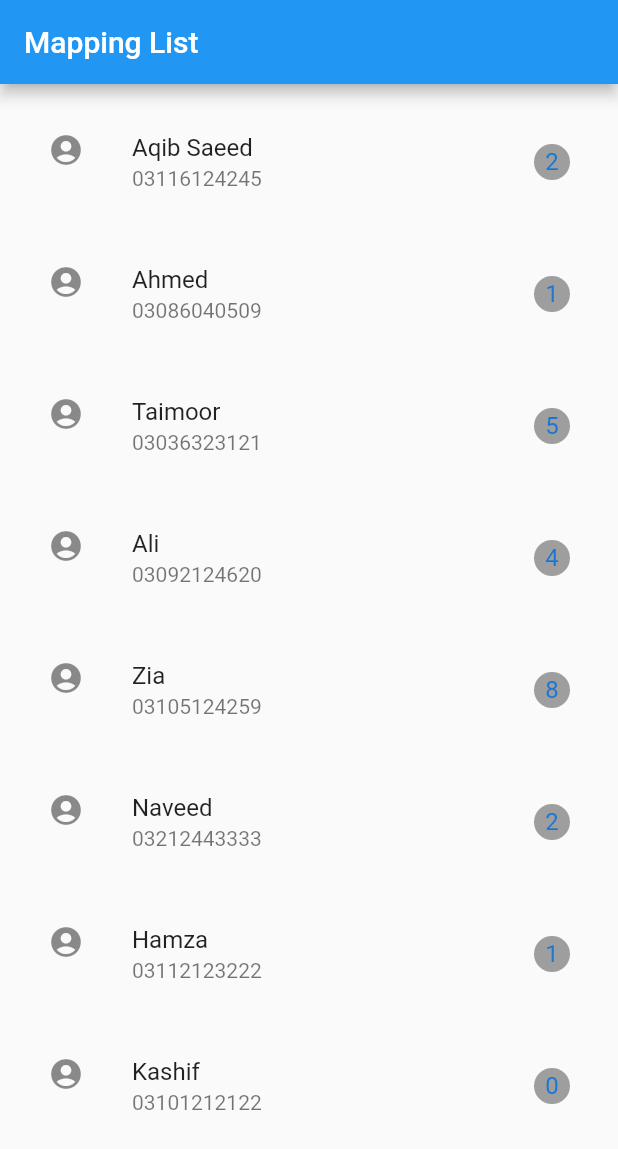
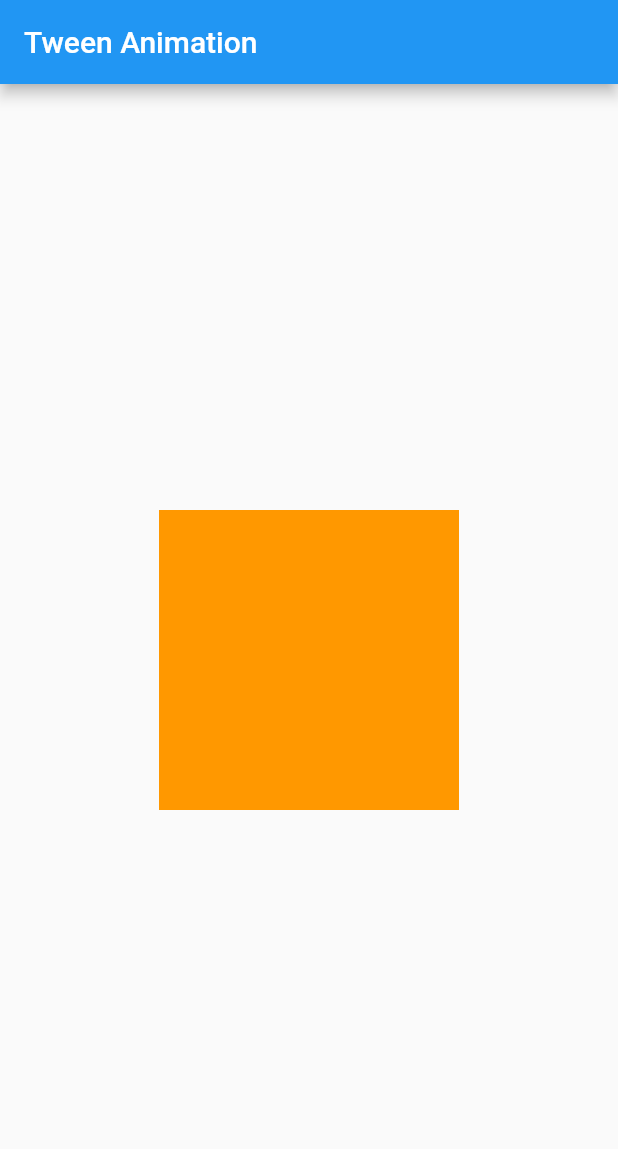
Before and after one commit to aqibsaeed237/Animated, a Flutter app: the screen it shows after launch, on a phone screen of 412 x 824 dp. Shown: the top 1149 px of the screen. Run offline on Flutter 3.47's test engine with Material 2 defaults, Android fonts, the phone set to English and light mode, and no system bars.

Commit message:
tweenAnimation commit

```diff
--- a/lib/main.dart
+++ b/lib/main.dart
@@ -1,7 +1,5 @@
-import 'dart:async';
 
 import 'package:flutter/material.dart';
-import 'package:foo_animation/detailpage.dart';
 
 void main() {
   runApp(const MyApp());
@@ -19,7 +17,7 @@ class MyApp extends StatelessWidget {
 
         primarySwatch: Colors.blue,
       ),
-      home: const MyHomePage(title: 'Mapping List'),
+      home: const MyHomePage(title: 'Tween Animation'),
     );
   }
 }
@@ -34,88 +32,43 @@ class MyHomePage extends StatefulWidget {
   State<MyHomePage> createState() => _MyHomePageState();
 }
 
-class _MyHomePageState extends State<MyHomePage> {
-  var arrData = [
-    {
-      'name': 'Aqib Saeed',
-      'mob': '03116124245',
-      'unread': '2'
+class _MyHomePageState extends State<MyHomePage> with SingleTickerProviderStateMixin {
+ late Animation animation;
+ late AnimationController animationController;
+ late Animation colorAnimation;
 
-    },
-    {
-      'name': 'Ahmed',
-      'mob': '03086040509',
-      'unread': '1',
+ @override
+  void initState() {
+    // TODO: implement initState
+    super.initState();
 
-    },
-    {
-      'name': 'Taimoor',
-      'mob': '03036323121',
-      'unread': '5'
+    animationController = AnimationController(vsync: this, duration: Duration(seconds: 4));
+    animation = Tween(begin:0.0,end: 200.0).animate(animationController);
+    colorAnimation = ColorTween(begin: Colors.blue, end: Colors.orange).animate(animationController);
+    animationController.addListener(() {
+      print(animation.value);
+      setState(() {
 
-    },
-    {
-      'name': 'Ali',
-      'mob': '03092124620',
-      'unread': '4'
-
-    },
-    {
-      'name': 'Zia',
-      'mob': '03105124259',
-      'unread': '8'
-
-    },
-    {
-      'name': 'Naveed',
-      'mob': '03212443333',
-      'unread': '2'
-
-    },
-    {
-      'name': 'Hamza',
-      'mob': '03112123222',
-      'unread' : '1'
-
-    },
-    {
-      'name': 'Kashif',
-      'mob': '03101212122',
-      'unread': '0'
-
-    }
-
-  ];
+      });
+    });
+    animationController.forward();
+  }
 
   @override
   Widget build(BuildContext context) {
     return Scaffold(
         appBar: AppBar(
+
           title: Text(widget.title),
         ),
-        body: Container(
-          child: Padding(
-            padding: const EdgeInsets.all(8.0),
-            child: ListView(
-                children: arrData.map((value) =>
-              Padding(
-                padding: const EdgeInsets.all(8.0),
-                child: ListTile(
-                      leading: Icon(Icons.account_circle),
-                      title: Text(value['name'].toString()),
-                      subtitle: Text(value['mob'].toString()),
-                      trailing: CircleAvatar(
-                        radius: 12,
-                          backgroundColor: Colors.grey,
-                          child: Text(value['unread'].toString())),
+      body: Center(
+        child: Container(
+          width: animation.value,
+          height: animation.value,
+          color: colorAnimation.value,
+        ),
+      ),
 
-                    ),
-              )
-                ).toList()
-            ),
-          ),
-
-        )
     );
   }
 
```
